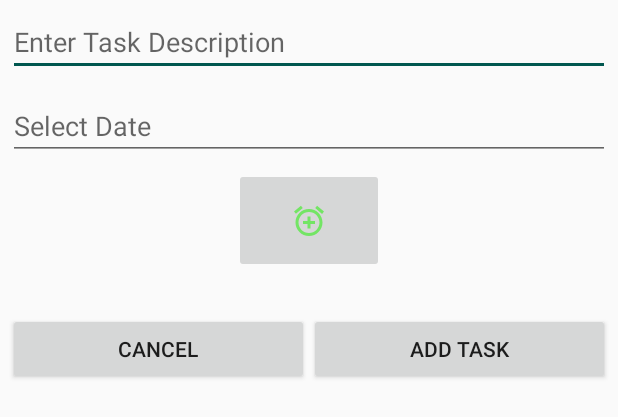
After one commit to ProArif/PersonalAssistant, an Android app: the layout add_task.xml on its own in the app's theme, with its tools: preview values and no code run, on a phone screen of 412 x 824 dp. The commit adds this screen. Shown: the top 417 px of the screen. Run offline under Robolectric (Android 15) with nearby library versions, the phone set to English and light mode, and no system bars.

Commit message:
Alarm service added and ToDo task list added.

```diff
--- a/app/build.gradle
+++ b/app/build.gradle
@@ -11,6 +11,7 @@ android {
         versionCode 1
         versionName "1.0"
         testInstrumentationRunner "androidx.test.runner.AndroidJUnitRunner"
+
     }
     buildTypes {
         release {
@@ -27,7 +28,9 @@ dependencies {
     implementation 'androidx.constraintlayout:constraintlayout:1.1.3'
     implementation 'androidx.vectordrawable:vectordrawable:1.0.1'
     implementation 'com.google.firebase:firebase-auth:16.0.5'
+    implementation 'androidx.legacy:legacy-support-v4:1.0.0'
     testImplementation 'junit:junit:4.12'
     androidTestImplementation 'androidx.test:runner:1.2.0'
     androidTestImplementation 'androidx.test.espresso:espresso-core:3.2.0'
+    implementation 'com.android.support:design:28.1.0'
 }
--- a/app/src/main/AndroidManifest.xml
+++ b/app/src/main/AndroidManifest.xml
@@ -25,6 +25,8 @@
                 <category android:name="android.intent.category.LAUNCHER" />
             </intent-filter>
         </activity>
+
+        <receiver  android:name=".alarm.AlarmReceiver"></receiver>
     </application>
 
 </manifest>
--- /dev/null
+++ b/app/src/main/res/drawable/ic_add_alarm.xml
@@ -0,0 +1,5 @@
+<vector android:height="24dp" android:tint="#73E564"
+    android:viewportHeight="24.0" android:viewportWidth="24.0"
+    android:width="24dp" xmlns:android="http://schemas.android.com/apk/res/android">
+    <path android:fillColor="#FF000000" android:pathData="M7.88,3.39L6.6,1.86 2,5.71l1.29,1.53 4.59,-3.85zM22,5.72l-4.6,-3.86 -1.29,1.53 4.6,3.86L22,5.72zM12,4c-4.97,0 -9,4.03 -9,9s4.02,9 9,9c4.97,0 9,-4.03 9,-9s-4.03,-9 -9,-9zM12,20c-3.87,0 -7,-3.13 -7,-7s3.13,-7 7,-7 7,3.13 7,7 -3.13,7 -7,7zM13,9h-2v3L8,12v2h3v3h2v-3h3v-2h-3L13,9z"/>
+</vector>
--- /dev/null
+++ b/app/src/main/res/drawable/ic_add_task.xml
@@ -0,0 +1,5 @@
+<vector android:height="80dp" android:tint="#73E564"
+    android:viewportHeight="24.0" android:viewportWidth="24.0"
+    android:width="80dp" xmlns:android="http://schemas.android.com/apk/res/android">
+    <path android:fillColor="#FF000000" android:pathData="M16.53,11.06L15.47,10l-4.88,4.88 -2.12,-2.12 -1.06,1.06L10.59,17l5.94,-5.94zM19,3h-1L18,1h-2v2L8,3L8,1L6,1v2L5,3c-1.11,0 -1.99,0.9 -1.99,2L3,19c0,1.1 0.89,2 2,2h14c1.1,0 2,-0.9 2,-2L21,5c0,-1.1 -0.9,-2 -2,-2zM19,19L5,19L5,8h14v11z"/>
+</vector>
--- a/app/src/main/res/layout/activity_main.xml
+++ b/app/src/main/res/layout/activity_main.xml
@@ -28,4 +28,9 @@
         android:layout_alignParentBottom="true"
         app:menu="@menu/bottom_nav_menu" />
 
+    <FrameLayout
+        android:layout_width="match_parent"
+        android:layout_height="match_parent"
+        android:id="@+id/frame"/>
+
 </RelativeLayout>
--- /dev/null
+++ b/app/src/main/res/layout/add_task.xml
@@ -0,0 +1,75 @@
+<?xml version="1.0" encoding="utf-8"?>
+<LinearLayout xmlns:android="http://schemas.android.com/apk/res/android"
+    xmlns:app="http://schemas.android.com/apk/res-auto"
+    android:orientation="vertical"
+    android:layout_width="match_parent"
+    android:layout_height="match_parent">
+
+    <EditText
+        android:layout_width="match_parent"
+        android:layout_height="wrap_content"
+        android:hint="@string/enter_task_description"
+        android:id="@+id/taskDesc"
+        android:layout_margin="5dp"
+        android:inputType="text" />
+    <EditText
+        android:layout_width="match_parent"
+        android:layout_height="wrap_content"
+        android:id="@+id/date"
+        android:inputType="date"
+        android:layout_margin="5dp"
+        android:hint="@string/select_date"/>
+
+
+    <ImageButton
+        android:id="@+id/setAlarm"
+        android:layout_width="100dp"
+        android:layout_height="70dp"
+        android:layout_gravity="center"
+        android:padding="10dp"
+        android:tooltipText="Set Alarm"
+        android:src="@drawable/ic_add_alarm" />
+
+    <LinearLayout
+        android:layout_width="wrap_content"
+        android:layout_height="wrap_content"
+        android:orientation="vertical"
+        android:layout_gravity="center">
+
+        <TextView
+            android:id="@+id/txtTime"
+            android:layout_width="wrap_content"
+            android:layout_height="wrap_content"
+            android:text=""
+            android:textStyle="bold"
+            android:textSize="15sp"
+            android:textColor="@android:color/black"/>
+
+    </LinearLayout>
+
+
+
+    <LinearLayout
+        android:layout_width="match_parent"
+        android:layout_height="wrap_content"
+        android:layout_margin="5dp"
+        android:orientation="horizontal"
+        android:weightSum="2">
+        <Button
+            android:layout_width="0dp"
+            android:layout_height="wrap_content"
+            android:text="Cancel"
+            android:id="@+id/btn_cancel"
+            android:layout_weight="1"/>
+        <Button
+            android:layout_width="0dp"
+            android:layout_height="wrap_content"
+            android:layout_weight="1"
+            android:text="Add Task"
+            android:id="@+id/btn_add_task"/>
+
+    </LinearLayout>
+
+
+
+</LinearLayout>
--- a/app/src/main/res/menu/bottom_nav_menu.xml
+++ b/app/src/main/res/menu/bottom_nav_menu.xml
@@ -7,12 +7,12 @@
         android:title="@string/title_home" />
 
     <item
-        android:id="@+id/navigation_dashboard"
+        android:id="@+id/navigation_toDo"
         android:icon="@drawable/ic_dashboard_black_24dp"
         android:title="@string/title_dashboard" />
 
     <item
-        android:id="@+id/navigation_notifications"
+        android:id="@+id/navigation_expenses"
         android:icon="@drawable/ic_notifications_black_24dp"
         android:title="@string/title_notifications" />
 
--- a/app/src/main/res/values/colors.xml
+++ b/app/src/main/res/values/colors.xml
@@ -2,5 +2,5 @@
 <resources>
     <color name="colorPrimary">#008577</color>
     <color name="colorPrimaryDark">#00574B</color>
-    <color name="colorAccent">#D81B60</color>
+    <color name="colorAccent">#00574F</color>
 </resources>
--- a/app/src/main/res/values/strings.xml
+++ b/app/src/main/res/values/strings.xml
@@ -11,4 +11,9 @@
     <string name="email">Email</string>
     <string name="register">Create Account</string>
     <string name="cancel">Cancel</string>
+
+    <!-- TODO: Remove or change this placeholder text -->
+    <string name="hello_blank_fragment">Hello blank fragment</string>
+    <string name="enter_task_description">Enter Task Description</string>
+    <string name="select_date">Select Date</string>
 </resources>
--- a/build.gradle
+++ b/build.gradle
@@ -7,7 +7,7 @@ buildscript {
 
     }
     dependencies {
-        classpath 'com.android.tools.build:gradle:3.4.2'
+        classpath 'com.android.tools.build:gradle:3.5.0'
         classpath 'com.google.gms:google-services:4.2.0'
 
         // NOTE: Do not place your application dependencies here; they belong
```
Also changed, not shown: app/src/main/java/com/meraz/personalassistant/LoginActivity.java (+11 -5 lines), app/src/main/java/com/meraz/personalassistant/MainActivity.java (+16 -4 lines), app/src/main/java/com/meraz/personalassistant/adapters/ToDoRecyclerAdapter.java (added, +48 -0 lines), app/src/main/java/com/meraz/personalassistant/alarm/AlarmReceiver.java (added, +20 -0 lines), app/src/main/java/com/meraz/personalassistant/task_fragments/ExpensesFragment.java (added, +111 -0 lines), app/src/main/java/com/meraz/personalassistant/task_fragments/ToDoFragment.java (added, +205 -0 lines), app/src/main/res/layout/fragment_expenses.xml (added, +14 -0 lines), app/src/main/res/layout/to_do_item.xml (added, +40 -0 lines), app/src/main/res/layout/todo_fragment.xml (added, +31 -0 lines), app/src/main/res/drawable/addalarm.png (added), gradle/wrapper/gradle-wrapper.properties.
